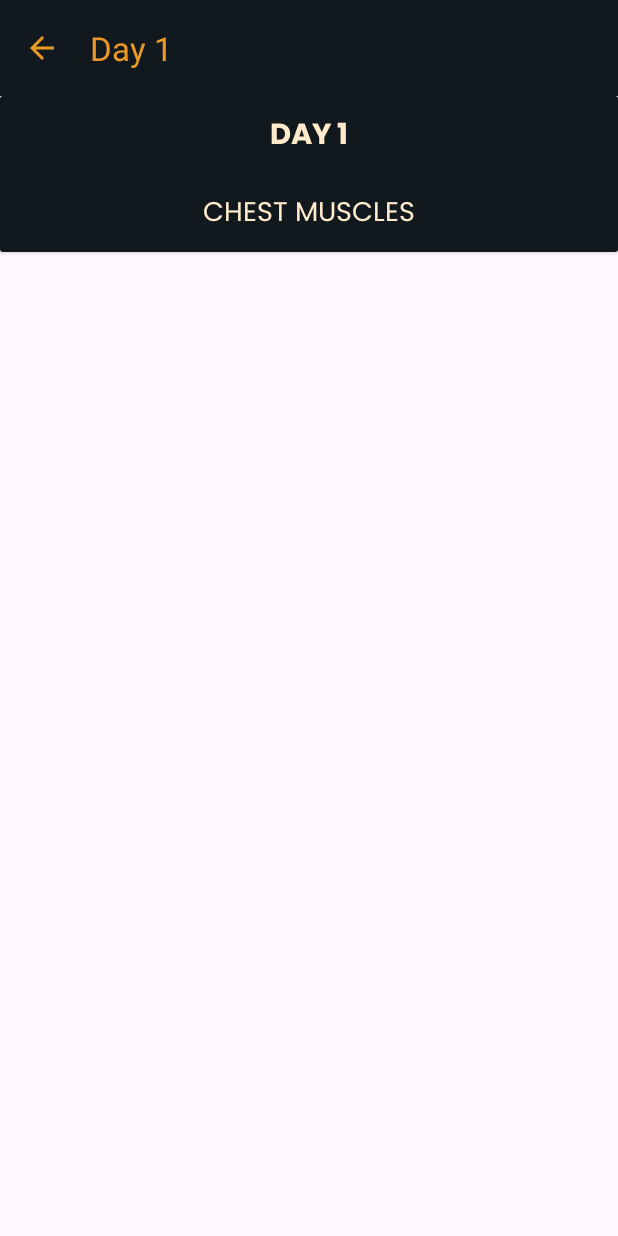
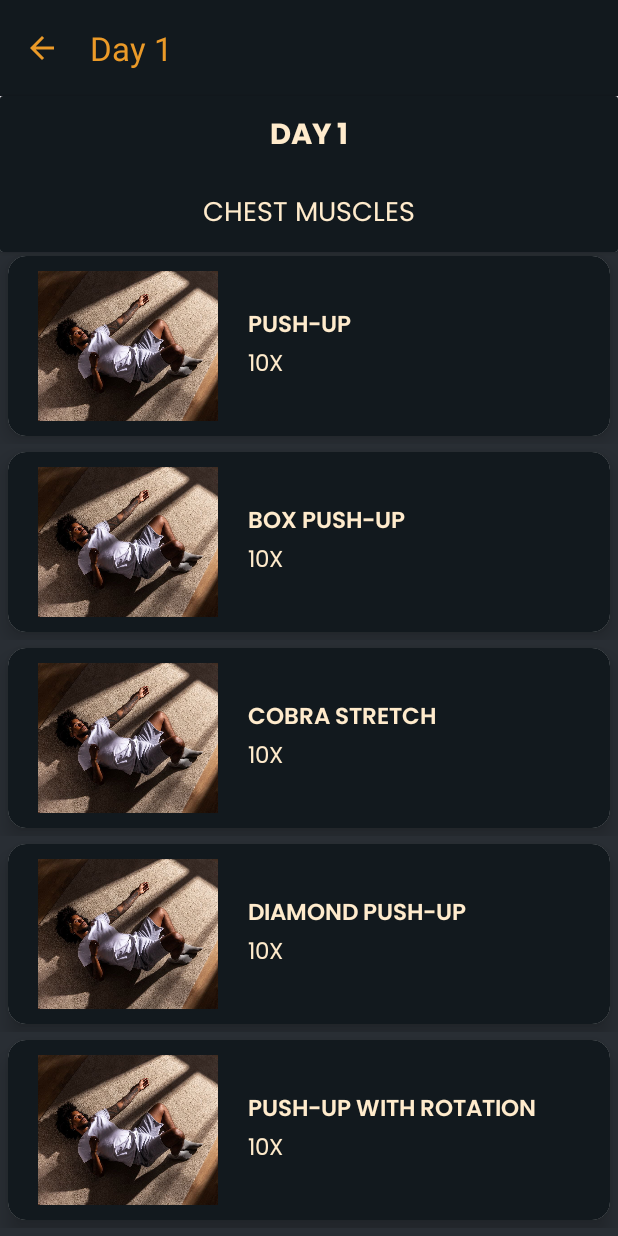
Before and after one commit to JpVillaruel/GetFit, an Android app: the ChestRoutines screen opened directly, with no data from a screen before it, on a phone screen of 412 x 824 dp. Run offline under Robolectric (Android 15) with nearby library versions, the phone set to English and light mode, and no system bars.

Commit message:
Chest Content Added

```diff
--- a/app/src/main/java/com/example/getfit/Chest/ChestAdapter.java
+++ b/app/src/main/java/com/example/getfit/Chest/ChestAdapter.java
@@ -1,3 +1,59 @@
 package com.example.getfit.Chest;
-public class ChestAdapter {
+
+import android.content.Context;
+import android.view.LayoutInflater;
+import android.view.View;
+import android.view.ViewGroup;
+import android.widget.ImageView;
+import android.widget.TextView;
+import com.example.getfit.R;
+
+import androidx.annotation.NonNull;
+import androidx.recyclerview.widget.RecyclerView;
+
+import java.util.ArrayList;
+
+public class ChestAdapter extends RecyclerView.Adapter<ChestAdapter.MyViewHolder> {
+
+    Context context;
+    ArrayList<ChestItem> chestItems;
+
+    public ChestAdapter(Context context, ArrayList<ChestItem> chestItems){
+        this.context = context;
+        this.chestItems = chestItems;
+    }
+
+    @NonNull
+    @Override
+    public ChestAdapter.MyViewHolder onCreateViewHolder(@NonNull ViewGroup parent, int viewType) {
+
+        LayoutInflater inflater = LayoutInflater.from(context);
+        View view = inflater.inflate(R.layout.item_chest, parent, false);
+        return new ChestAdapter.MyViewHolder(view);
+    }
+
+    @Override
+    public void onBindViewHolder(@NonNull ChestAdapter.MyViewHolder holder, int position) {
+        holder.chestExerciseName.setText(chestItems.get(position).chestExerciseName);
+        holder.chestExerciseReps.setText(chestItems.get(position).chestExerciseReps);
+        holder.chestExerciseView.setImageResource(chestItems.get(position).chestExerciseVid);
+    }
+
+    @Override
+    public int getItemCount() {
+        return chestItems.size();
+    }
+
+    public static class MyViewHolder extends RecyclerView.ViewHolder{
+
+        ImageView chestExerciseView;
+        TextView chestExerciseName, chestExerciseReps;
+        public MyViewHolder(@NonNull View itemView) {
+            super(itemView);
+
+            chestExerciseView = itemView.findViewById(R.id.ChestExercisePic);
+            chestExerciseName = itemView.findViewById(R.id.ChestExerciseName);
+            chestExerciseReps = itemView.findViewById(R.id.ChestExerciseReps);
+        }
+    }
 }
--- a/app/src/main/java/com/example/getfit/Chest/ChestItem.java
+++ b/app/src/main/java/com/example/getfit/Chest/ChestItem.java
@@ -2,4 +2,24 @@ package com.example.getfit.Chest;
 
 public class ChestItem {
 
+    String chestExerciseName, chestExerciseReps;
+    int chestExerciseVid;
+
+    public ChestItem(String chestExerciseName, String chestExerciseReps, int chestExerciseVid) {
+        this.chestExerciseName = chestExerciseName;
+        this.chestExerciseReps = chestExerciseReps;
+        this.chestExerciseVid = chestExerciseVid;
+    }
+
+    public String getChestExerciseName() {
+        return chestExerciseName;
+    }
+
+    public String getChestExerciseReps() {
+        return chestExerciseReps;
+    }
+
+    public int getChestExerciseVid() {
+        return chestExerciseVid;
+    }
 }
--- a/app/src/main/java/com/example/getfit/Chest/ChestRoutines.java
+++ b/app/src/main/java/com/example/getfit/Chest/ChestRoutines.java
@@ -11,7 +11,6 @@ import androidx.appcompat.widget.Toolbar;
 import androidx.recyclerview.widget.LinearLayoutManager;
 import androidx.recyclerview.widget.RecyclerView;
 
-import com.example.getfit.Home.ExerciseAdapter;
 import com.example.getfit.R;
 
 import java.util.ArrayList;
@@ -19,10 +18,17 @@ import java.util.ArrayList;
 
 public class ChestRoutines extends AppCompatActivity {
 
+
+    ArrayList<ChestItem> chestExerciseItems = new ArrayList<>();
+
+    int[] chestExerciseVid = {R.drawable.rest, R.drawable.rest, R.drawable.rest, R.drawable.rest, R.drawable.rest,
+                                R.drawable.rest, R.drawable.rest, R.drawable.rest,R.drawable.rest,R.drawable.rest};
+
     @Override
     protected void onCreate(Bundle savedInstanceState) {
         super.onCreate(savedInstanceState);
 
+                //      Toolbar Code        //
         setContentView(R.layout.activity_chest_routines);
 
         Toolbar toolbar = findViewById(R.id.toolbar);
@@ -33,5 +39,26 @@ public class ChestRoutines extends AppCompatActivity {
             getSupportActionBar().setDisplayShowHomeEnabled(true);
         }
         toolbar.setNavigationOnClickListener(view -> finish());
+
+
+        //      RecyclerView code for items     //
+
+        RecyclerView recyclerView = findViewById(R.id.chestRecyclerView);
+
+        setChestExerciseItems();
+
+        ChestAdapter adapter = new ChestAdapter(this, chestExerciseItems);
+        recyclerView.setAdapter(adapter);
+        recyclerView.setLayoutManager(new LinearLayoutManager(this));
+    }
+
+    private void setChestExerciseItems(){
+        String[] chestExerciseName = getResources().getStringArray(R.array.ChestExerciseName);
+        String[] chestExerciseReps = getResources().getStringArray(R.array.ChestExerciseReps);
+
+        for (int i = 0; i < chestExerciseName.length; i++){
+            chestExerciseItems.add(new ChestItem(chestExerciseName[i], chestExerciseReps[i], chestExerciseVid[i]));
+        }
+
     }
 }
--- a/app/src/main/res/layout/item_chest.xml
+++ b/app/src/main/res/layout/item_chest.xml
@@ -14,7 +14,7 @@
         android:layout_height="wrap_content"
         android:layout_margin="5dp"
         app:cardCornerRadius="12dp"
-        app:cardElevation="4dp"
+        app:cardElevation="8dp"
         >
 
         <LinearLayout
@@ -53,7 +53,7 @@
                     android:layout_width="wrap_content"
                     android:layout_height="wrap_content"
                     android:fontFamily="@font/poppins_semibold"
-                    android:text="@string/day_1"
+                    android:text="@string/exeName"
                     android:textAllCaps="true"
                     android:textColor="@color/neutral"
                     android:textSize="15sp" />
@@ -63,7 +63,7 @@
                     android:layout_width="wrap_content"
                     android:layout_height="wrap_content"
                     android:fontFamily="@font/poppins_regular"
-                    android:text="@string/chest"
+                    android:text="@string/exeReps"
                     android:textAllCaps="true"
                     android:textColor="@color/neutral"
                     android:textSize="15sp" />
--- a/app/src/main/res/values/strings.xml
+++ b/app/src/main/res/values/strings.xml
@@ -9,7 +9,8 @@
     <string name="chest">chest muscles</string>
     <string name="home">Home</string>
     <string name="tools">Tools</string>
-
+    <string name="exeName">Exercise Name</string>
+    <string name="exeReps">10x</string>
     <string-array name="routineDays">
         <item>Day 1:</item>
         <item>Day 2:</item>
```
